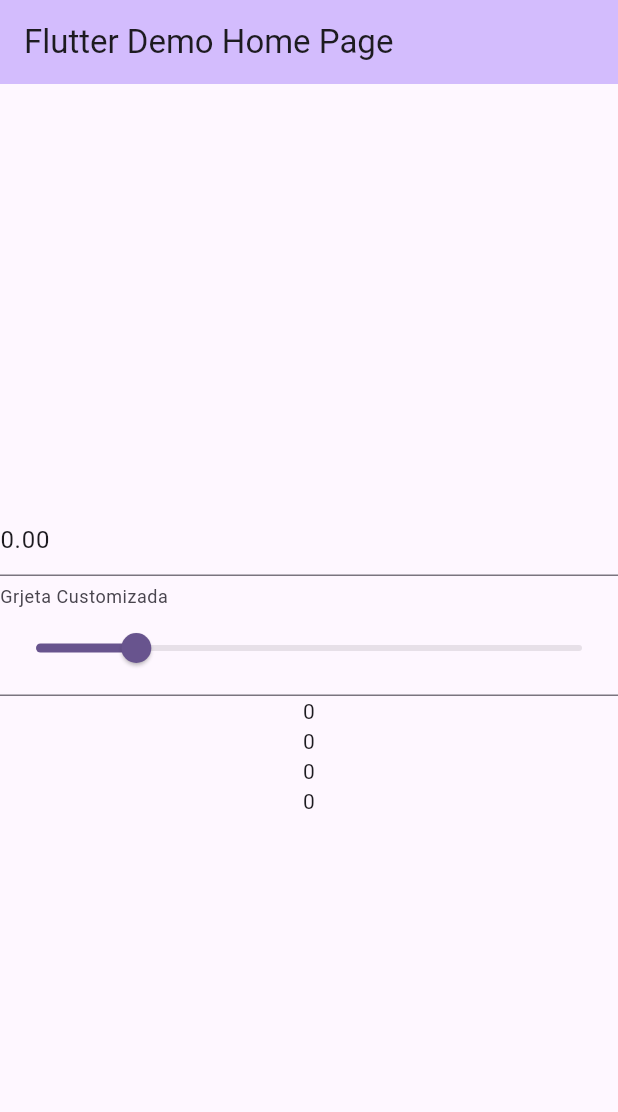
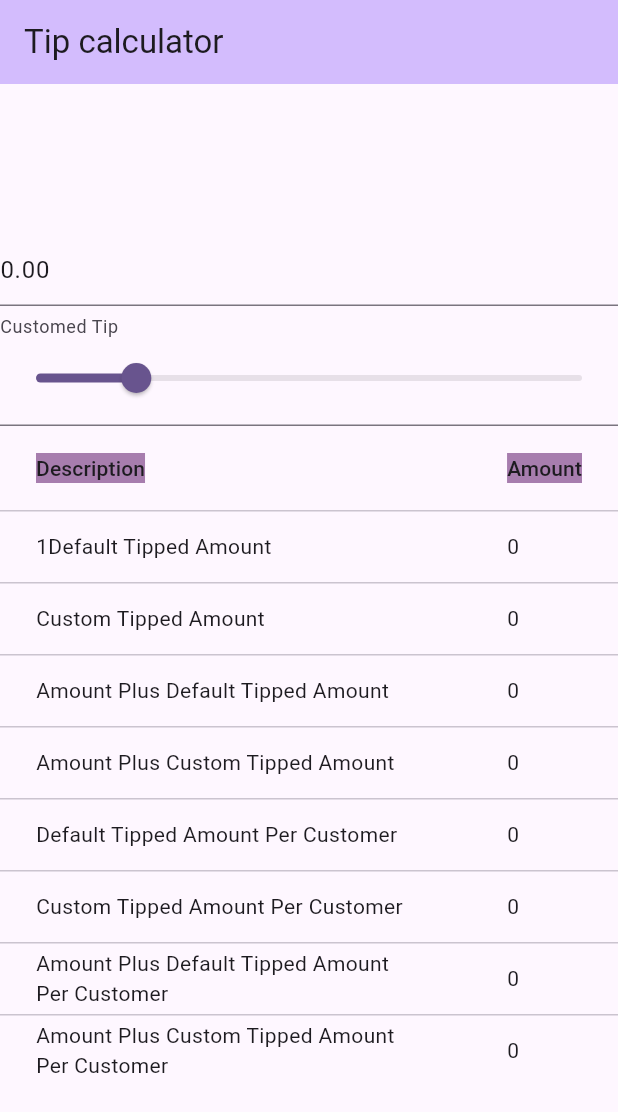
Before and after one commit to Laryssaols/Unicamp, a Flutter app: the screen it shows after launch, on a phone screen of 412 x 824 dp. Shown: the top 1112 px of the screen. Run offline on Flutter 3.47's test engine with Material 3 defaults, Android fonts, the phone set to English and light mode, and no system bars.

Commit message:
aula3comalteraçoes

```diff
--- a/Mobile/aula_03/flutter_application_1/lib/main.dart
+++ b/Mobile/aula_03/flutter_application_1/lib/main.dart
@@ -1,13 +1,15 @@
 
 import 'package:flutter/material.dart';
 import 'package:flutter_application_1/tip.dart';
+
+
 
 void main() {
   runApp(const MyApp());
 }
 
 class MyApp extends StatelessWidget {
-  const MyApp({super.key});
+  const MyApp({Key? key}) : super(key: key);
 
   @override
   Widget build(BuildContext context) {
@@ -17,13 +19,13 @@ class MyApp extends StatelessWidget {
         colorScheme: ColorScheme.fromSeed(seedColor: Colors.deepPurple),
         useMaterial3: true,
       ),
-      home: const MyHomePage(title: 'Flutter Demo Home Page'),
+      home: const MyHomePage(title: 'Tip calculator'),
     );
   }
 }
 
 class MyHomePage extends StatefulWidget {
-  const MyHomePage({super.key, required this.title});
+  const MyHomePage({Key? key, required this.title}) : super(key: key);
 
   final String title;
 
@@ -54,8 +56,7 @@ class _MyHomePageState extends State<MyHomePage> {
               },
             ),
             InputDecorator(
-                decoration:
-                    const InputDecoration(labelText: 'Grjeta Customizada'),
+                decoration: const InputDecoration(labelText: 'Customed Tip'),
                 child: Slider(
                     min: 1,
                     max: 50,
@@ -65,10 +66,58 @@ class _MyHomePageState extends State<MyHomePage> {
                         tip.customTip = value.toStringAsFixed(2);
                       });
                     })),
-            Text(tip.defaultTippedAmount),
-            Text(tip.customTippedAmount),
-            Text(tip.amountPlusDefaultTippedAmount),
-            Text(tip.amountPlusCustomTippedAmount)
+            DataTable(
+              columns: <DataColumn>[
+                DataColumn(
+                  label: Container(
+                    color: Color(0xffa77dae),
+                    child: Text('Description'),
+                  ),
+                ),
+                DataColumn(
+                  label: Container(
+                    color: Color(0xffa77dae),
+                    child: Text('Amount'),
+                  ),
+                ),
+              ],
+              rows: <DataRow>[
+                DataRow(cells: <DataCell>[
+                  DataCell(Text('1Default Tipped Amount')),
+                  DataCell(Text(tip.defaultTippedAmount)),
+                ]),
+                DataRow(cells: <DataCell>[
+                  DataCell(Text('Custom Tipped Amount')),
+                  DataCell(Text(tip.customTippedAmount)),
+                ]),
+                DataRow(cells: <DataCell>[
+                  DataCell(Text('Amount Plus Default Tipped Amount')),
+                  DataCell(Text(tip.amountPlusDefaultTippedAmount)),
+                ]),
+                DataRow(cells: <DataCell>[
+                  DataCell(Text('Amount Plus Custom Tipped Amount')),
+                  DataCell(Text(tip.amountPlusCustomTippedAmount)),
+                ]),
+                DataRow(cells: <DataCell>[
+                  DataCell(Text('Default Tipped Amount Per Customer')),
+                  DataCell(Text(tip.defaultTippedAmountPerCustomer)),
+                ]),
+                DataRow(cells: <DataCell>[
+                  DataCell(Text('Custom Tipped Amount Per Customer')),
+                  DataCell(Text(tip.customTippedAmountPerCustomer)),
+                ]),
+                DataRow(cells: <DataCell>[
+                  DataCell(
+                      Text('Amount Plus Default Tipped Amount Per Customer')),
+                  DataCell(Text(tip.amountPlusDefaultTippedAmountPerCustomer)),
+                ]),
+                DataRow(cells: <DataCell>[
+                  DataCell(
+                      Text('Amount Plus Custom Tipped Amount Per Customer')),
+                  DataCell(Text(tip.amountPlusCustomTippedAmountPerCustomer)),
+                ]),
+              ],
+            ),
           ],
         ),
       ),
--- a/Mobile/aula_03/flutter_application_1/lib/tip.dart
+++ b/Mobile/aula_03/flutter_application_1/lib/tip.dart
@@ -2,6 +2,35 @@ class Tip {
   final double _defaultTip;
   double? _customTip;
   double? _totalAmount;
+  int _customerPaying = 1;
+
+  String get defaultTippedAmountPerCustomer {
+    return _totalAmount == null
+        ? "0"
+        : ((_totalAmount! * _defaultTip / 100) / _customerPaying)
+            .toStringAsFixed(2);
+  }
+
+  String get customTippedAmountPerCustomer {
+    return _totalAmount == null
+        ? "0"
+        : (((_totalAmount ?? 0) * (_customTip ?? 0) / 100) / _customerPaying)
+            .toStringAsFixed(2);
+  }
+
+  String get amountPlusDefaultTippedAmountPerCustomer {
+    return _totalAmount == null
+        ? "0"
+        : ((_totalAmount! * (1 + (_defaultTip / 100))) / _customerPaying)
+            .toStringAsFixed(2);
+  }
+
+  String get amountPlusCustomTippedAmountPerCustomer {
+    return _totalAmount == null
+        ? "0"
+        : ((_totalAmount! * (1 + ((_customTip ?? 0) / 100))) / _customerPaying)
+            .toStringAsFixed(2);
+  }
 
   Tip() : _defaultTip = 10 {
     _customTip = 10;
```
Also changed, not shown: Mobile/aula01_intro/aula_01_intro.dart (added), Mobile/aula_01_intro.dart (deleted), 1 other file.
